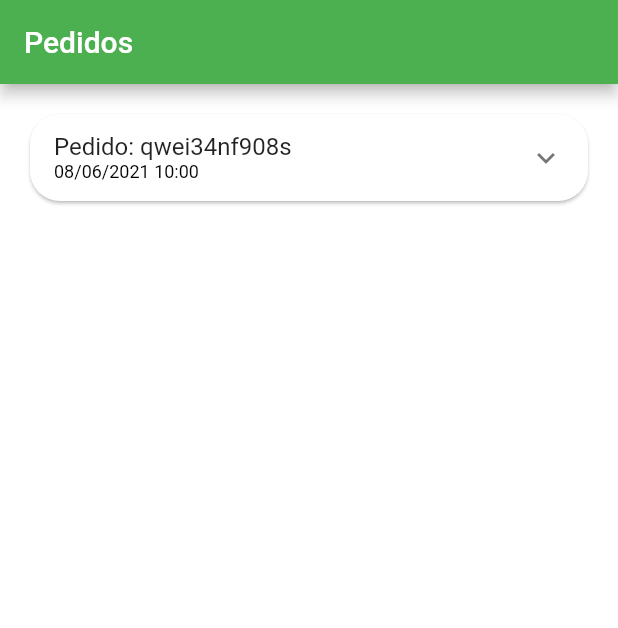
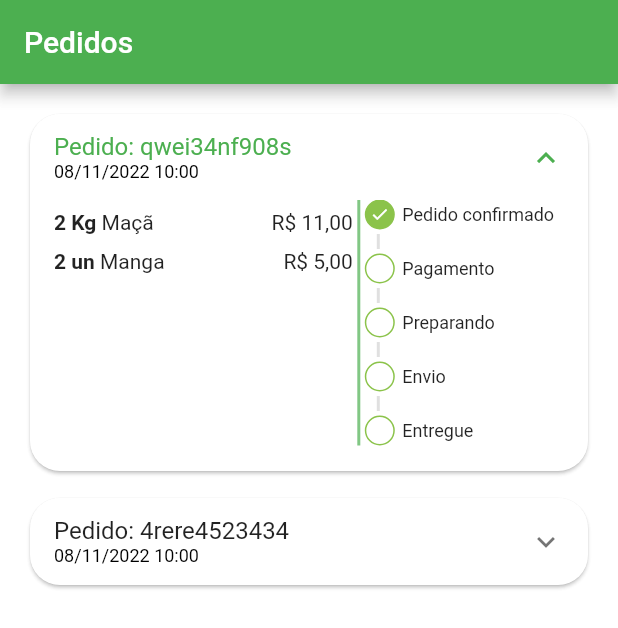
Before and after one commit to alexandrel5/greengrocer, a Flutter app: the ORdersTab screen opened directly, on a phone screen of 412 x 824 dp. Shown: the top 628 px of the screen. Run offline on Flutter 3.47's test engine with Material 2 defaults, Android fonts, the phone set to English and light mode, and no system bars; our stand-ins replace animated_text_kit, badges, mask_text_input_formatter.

Commit message:
status pedidos

```diff
--- a/lib/src/config/app_data.dart
+++ b/lib/src/config/app_data.dart
@@ -100,16 +100,38 @@ UserModel user = UserModel(
 List<OrderModel> orders = [
   OrderModel(
     id: 'qwei34nf908s',
-    createdDateTime: DateTime.parse('2021-06-08 10:00:10.458'),
-    overdueDateTime: DateTime.parse('2021-06-08 11:00:10.458'),
+    createdDateTime: DateTime.parse('2022-11-08 10:00:10.458'),
+    overdueDateTime: DateTime.parse('2022-11-08 11:00:10.458'),
     items: [
       CartItemModel(
         item: apple,
+        quantity: 2,
+      ),
+      CartItemModel(
+        item: mango,
         quantity: 2,
       ),
     ],
     status: 'pending_payment',
     copyAndPaste: 'q1w2e3r4t5y6',
     total: 11.0,
+  ),
+  OrderModel(
+    id: '4rere4523434',
+    createdDateTime: DateTime.parse('2022-11-08 10:00:10.458'),
+    overdueDateTime: DateTime.parse('2022-11-08 11:00:10.458'),
+    items: [
+      CartItemModel(
+        item: apple,
+        quantity: 2,
+      ),
+      CartItemModel(
+        item: mango,
+        quantity: 2,
+      ),
+    ],
+    status: 'delivered',
+    copyAndPaste: 'q1w2e3r4t5y6',
+    total: 11.0,
   )
 ];
--- /dev/null
+++ b/lib/src/pages/orders/components/order_status_widget.dart
@@ -0,0 +1,136 @@
+import 'package:flutter/material.dart';
+import 'package:greengrocer/src/config/custom_colors.dart';
+
+class OrderStatusWidget extends StatelessWidget {
+  final String status;
+  final bool isOverdue;
+
+  final Map<String, int> allStatus = <String, int>{
+    'pending_payment': 0,
+    'refunded': 1,
+    'paid': 2,
+    'preparing_purchase': 3,
+    'shipping': 4,
+    'delivered': 5,
+  };
+
+  int get currentStatus => allStatus[status]!;
+
+  OrderStatusWidget({
+    super.key,
+    required this.isOverdue,
+    required this.status,
+  });
+
+  @override
+  Widget build(BuildContext context) {
+    return Column(
+      crossAxisAlignment: CrossAxisAlignment.start,
+      children: [
+        _StatusDot(isActive: true, title: 'Pedido confirmado'),
+        const _CustomDivider(),
+        if (currentStatus == 1) ...[
+          _StatusDot(
+            isActive: true,
+            title: 'Pix estornado',
+            backgroudColor: Colors.orange,
+          ),
+        ] else if (isOverdue) ...[
+          _StatusDot(
+            isActive: true,
+            title: 'Pagamento Pix vencido',
+            backgroudColor: Colors.red,
+          )
+        ] else ...[
+          _StatusDot(
+            isActive: currentStatus >= 2,
+            title: 'Pagamento',
+          ),
+          const _CustomDivider(),
+          _StatusDot(
+            isActive: currentStatus >= 3,
+            title: 'Preparando',
+          ),
+          const _CustomDivider(),
+          _StatusDot(
+            isActive: currentStatus >= 4,
+            title: 'Envio',
+          ),
+          const _CustomDivider(),
+          _StatusDot(
+            isActive: currentStatus == 5,
+            title: 'Entregue',
+          ),
+        ]
+      ],
+    );
+  }
+}
+
+class _CustomDivider extends StatelessWidget {
+  const _CustomDivider({super.key});
+
+  @override
+  Widget build(BuildContext context) {
+    return Container(
+      margin: const EdgeInsets.symmetric(horizontal: 8, vertical: 3),
+      height: 10,
+      width: 2,
+      color: Colors.grey.shade300,
+    );
+  }
+}
+
+class _StatusDot extends StatelessWidget {
+  final bool isActive;
+  final String title;
+  final Color? backgroudColor;
+
+  _StatusDot(
+      {super.key,
+      required this.isActive,
+      required this.title,
+      this.backgroudColor});
+
+  @override
+  Widget build(BuildContext context) {
+    return Row(
+      children: [
+        //Dot
+        Container(
+          alignment: Alignment.center,
+          height: 20,
+          width: 20,
+          decoration: BoxDecoration(
+            shape: BoxShape.circle,
+            border: Border.all(
+              color: CustomColors.customSwatchColor,
+            ),
+            color: isActive
+                ? backgroudColor ?? CustomColors.customSwatchColor
+                : Colors.transparent,
+          ),
+          child: isActive
+              ? const Icon(
+                  Icons.check,
+                  size: 13,
+                  color: Colors.white,
+                )
+              : const SizedBox.shrink(),
+        ),
+
+        const SizedBox(width: 5),
+
+        //Texto
+        Expanded(
+          child: Text(
+            title,
+            style: const TextStyle(
+              fontSize: 12,
+            ),
+          ),
+        ),
+      ],
+    );
+  }
+}
--- a/lib/src/pages/orders/components/order_tile.dart
+++ b/lib/src/pages/orders/components/order_tile.dart
@@ -1,6 +1,9 @@
 import 'package:flutter/material.dart';
+import 'package:greengrocer/src/models/cart_item_model.dart';
 import 'package:greengrocer/src/models/order_model.dart';
 import 'package:greengrocer/src/services/util_services.dart';
+
+import 'order_status_widget.dart';
 
 class OrderTile extends StatelessWidget {
   final OrderModel order;
@@ -18,6 +21,7 @@ class OrderTile extends StatelessWidget {
       child: Theme(
         data: Theme.of(context).copyWith(dividerColor: Colors.transparent),
         child: ExpansionTile(
+          initiallyExpanded: order.status == 'pending_payment',
           title: Column(
             mainAxisSize: MainAxisSize.min,
             crossAxisAlignment: CrossAxisAlignment.start,
@@ -32,9 +36,77 @@ class OrderTile extends StatelessWidget {
               ),
             ],
           ),
-          children: [],
+          childrenPadding: const EdgeInsets.fromLTRB(16, 0, 16, 16),
+          children: [
+            IntrinsicHeight(
+              child: Row(
+                children: [
+                  //Lista de produtos
+                  Expanded(
+                    flex: 3,
+                    child: SizedBox(
+                      height: 150,
+                      child: ListView(
+                        children: order.items.map((orderItem) {
+                          return _OrderItemWidget(
+                            utilServices: utilServices,
+                            orderItem: orderItem,
+                          );
+                        }).toList(),
+                      ),
+                    ),
+                  ),
+                  //Divisão
+                  VerticalDivider(
+                    color: Colors.green.shade300,
+                    thickness: 2,
+                    width: 8,
+                  ),
+
+                  //Status do pedido
+                  Expanded(
+                    flex: 2,
+                    child: OrderStatusWidget(
+                        isOverdue:
+                            order.overdueDateTime.isBefore(DateTime.now()),
+                        status: order.status),
+                  ),
+                ],
+              ),
+            )
+          ],
         ),
       ),
     );
   }
 }
+
+class _OrderItemWidget extends StatelessWidget {
+  const _OrderItemWidget({
+    Key? key,
+    required this.utilServices,
+    required this.orderItem,
+  }) : super(key: key);
+
+  final UtilServices utilServices;
+  final CartItemModel orderItem;
+
+  @override
+  Widget build(BuildContext context) {
+    return Padding(
+      padding: const EdgeInsets.only(bottom: 10),
+      child: Row(
+        children: [
+          Text(
+            '${orderItem.quantity} ${orderItem.item.unit} ',
+            style: const TextStyle(
+              fontWeight: FontWeight.bold,
+            ),
+          ),
+          Expanded(child: Text(orderItem.item.itemName)),
+          Text(utilServices.pricetoCurrency(orderItem.totalPrice()))
+        ],
+      ),
+    );
+  }
+}
```
